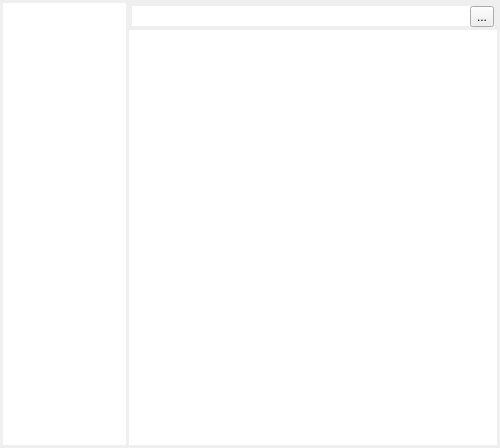
graninas/WhiteLightNotes, file src/notesform.ui: the form before one commit.
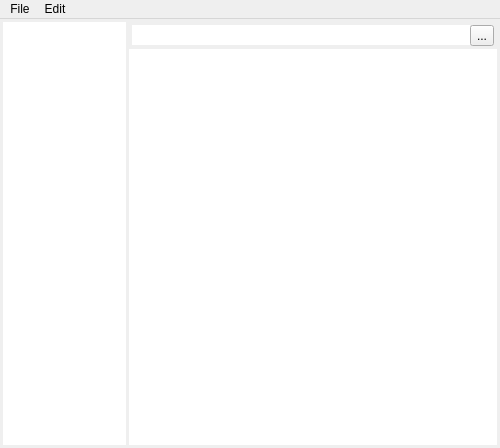
The form after the commit. Icons and pictures are not drawn.

Patch:
```diff
--- a/src/notesform.ui
+++ b/src/notesform.ui
@@ -101,8 +101,17 @@
         <property name="frameShape">
          <enum>QFrame::NoFrame</enum>
         </property>
+        <property name="frameShadow">
+         <enum>QFrame::Plain</enum>
+        </property>
+        <property name="lineWidth">
+         <number>10</number>
+        </property>
+        <property name="midLineWidth">
+         <number>6</number>
+        </property>
         <property name="alternatingRowColors">
-         <bool>true</bool>
+         <bool>false</bool>
         </property>
         <property name="selectionMode">
          <enum>QAbstractItemView::SingleSelection</enum>
@@ -125,6 +134,27 @@
      <height>18</height>
     </rect>
    </property>
+   <widget class="QMenu" name="menuFile">
+    <property name="title">
+     <string>File</string>
+    </property>
+   </widget>
+   <widget class="QMenu" name="menuEdit">
+    <property name="title">
+     <string>Edit</string>
+    </property>
+    <widget class="QMenu" name="menuNote_Color_Theme">
+     <property name="title">
+      <string>Note Color Theme</string>
+     </property>
+     <addaction name="actionRed"/>
+     <addaction name="actionBlue"/>
+     <addaction name="actionOrange"/>
+    </widget>
+    <addaction name="menuNote_Color_Theme"/>
+   </widget>
+   <addaction name="menuFile"/>
+   <addaction name="menuEdit"/>
   </widget>
  </widget>
  <tabstops>
```
Left out of the diff: 27 changed lines with no effect on the pictures.
